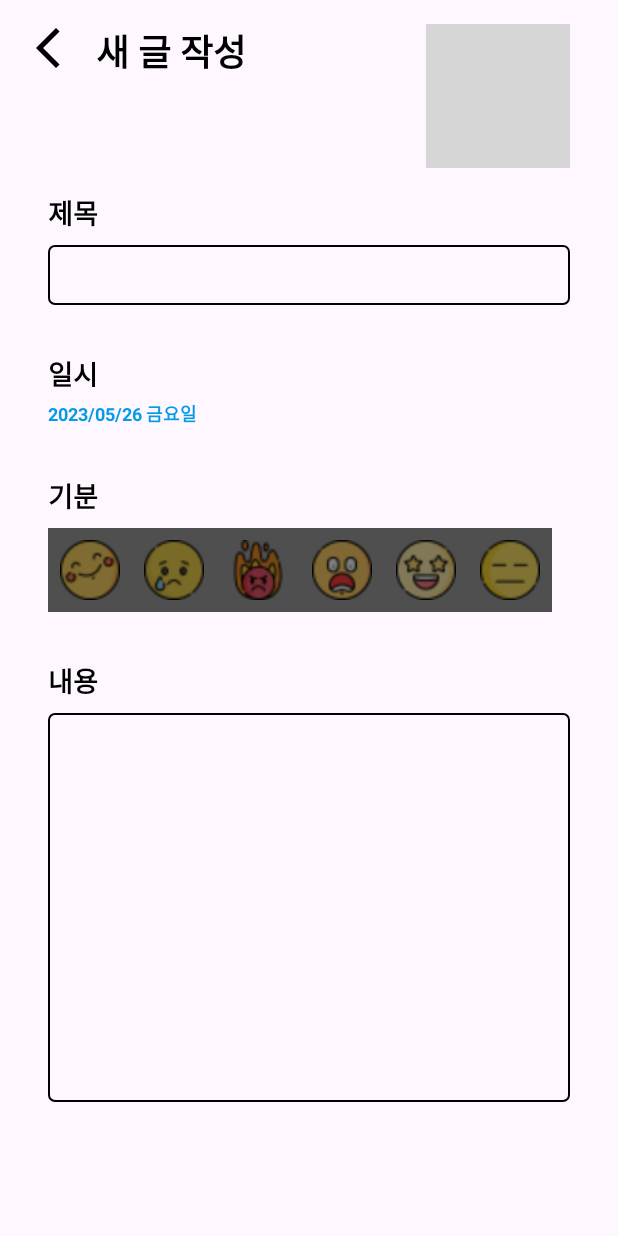
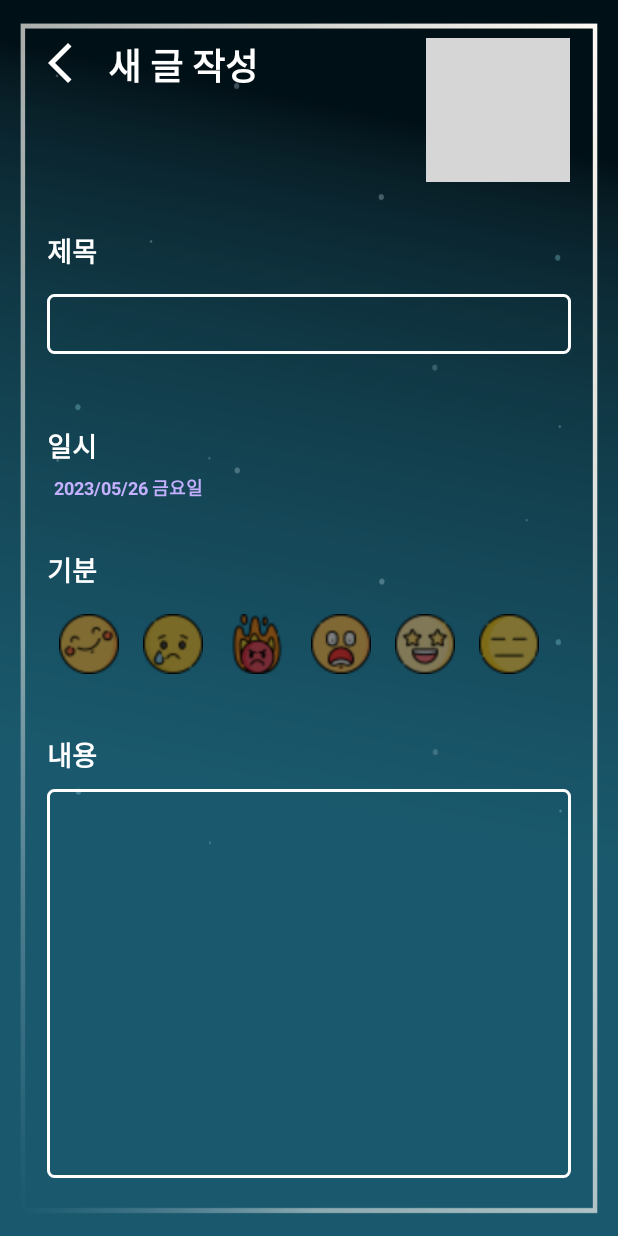
Before and after one commit to Baeju0/DreamDiary, an Android app: the DiaryDetailActivity screen opened directly, with no data from a screen before it, on a phone screen of 412 x 824 dp. Run offline under Robolectric (Android 15) with nearby library versions, the phone set to English and light mode, and no system bars; grey boxes are pictures that could not be loaded.

Commit message:
ãAdd Design

```diff
--- a/app/src/main/res/drawable/shape_input_field.xml
+++ b/app/src/main/res/drawable/shape_input_field.xml
@@ -5,7 +5,7 @@
     android:shape="rectangle">
 
     <!-- 선의 굵기, 색상 -->
-    <stroke android:width="1.5dp" android:color="@color/black"/>
+    <stroke android:width="2dp" android:color="@color/white"/>
 
     <!-- 모서리 라운딩 처리 -->
     <corners android:radius="4dp"/>
--- a/app/src/main/res/layout/activity_diary_detail.xml
+++ b/app/src/main/res/layout/activity_diary_detail.xml
@@ -4,14 +4,15 @@
     xmlns:tools="http://schemas.android.com/tools"
     android:layout_width="match_parent"
     android:layout_height="match_parent"
-    android:layout_margin="16dp"
     android:orientation="vertical"
+    android:background="@drawable/bg"
     tools:context=".DiaryDetailActivity">
 
     <!-- HEADER 영역 -->
     <LinearLayout
         android:layout_width="match_parent"
         android:layout_height="wrap_content"
+        android:layout_margin="16dp"
         android:orientation="horizontal">
 
         <!-- 뒤로 가기 버튼 -->
@@ -19,8 +20,10 @@
             android:id="@+id/iv_back"
             android:layout_width="wrap_content"
             android:layout_height="wrap_content"
+            android:layout_marginTop="10dp"
+            android:layout_marginLeft="8dp"
             android:src="@drawable/img_back"
-            app:tint="@color/black"/>
+            app:tint="@color/white"/>
 
         <!-- 현재 화면 Title -->
         <TextView
@@ -28,8 +31,9 @@
             android:layout_width="wrap_content"
             android:layout_height="wrap_content"
             android:layout_marginLeft="16dp"
+            android:layout_marginTop="9dp"
             android:textSize="24sp"
-            android:textColor="@color/black"
+            android:textColor="@color/white"
             android:textStyle="bold"
             android:text="새 글 작성"/>
 
@@ -45,6 +49,7 @@
             android:layout_width="wrap_content"
             android:layout_height="wrap_content"
             android:layout_marginRight="16dp"
+            android:layout_marginTop="9dp"
             android:src="@drawable/img_check"
             app:tint="#43a047"/>
 
@@ -61,9 +66,10 @@
             android:layout_width="wrap_content"
             android:layout_height="wrap_content"
             android:text="제목"
+            android:layout_marginLeft="15dp"
             android:textSize="18sp"
             android:textStyle="bold"
-            android:textColor="@color/black"/>
+            android:textColor="@color/white"/>
 
 <!--        사용자에게 입력을 받은 Input 영역-->
         <EditText
@@ -71,11 +77,12 @@
             android:layout_width="match_parent"
             android:layout_height="40dp"
             android:textSize="14sp"
-            android:textColor="@color/black"
+            android:textColor="@color/white"
             android:layout_marginTop="8dp"
             android:singleLine="true"
             android:maxLines="1"
             android:maxLength="20"
+            android:layout_margin="15dp"
             android:padding="8dp"
             android:background="@drawable/shape_input_field"/>
 
@@ -91,18 +98,20 @@
         <TextView
             android:layout_width="wrap_content"
             android:layout_height="wrap_content"
+            android:layout_marginLeft="15dp"
             android:text="일시"
             android:textSize="18sp"
             android:textStyle="bold"
-            android:textColor="@color/black"/>
+            android:textColor="@color/white"/>
 
         <TextView
             android:id="@+id/tv_date"
             android:layout_width="wrap_content"
             android:layout_height="wrap_content"
-            android:layout_marginTop="4dp"
+            android:layout_marginTop="5dp"
+            android:layout_marginLeft="20dp"
             android:text="2023/05/23 화요일"
-            android:textColor="#039be5"
+            android:textColor="#C4B0FF"
             android:textStyle="bold"
             android:textSize="12sp"/>
 
@@ -119,9 +128,10 @@
             android:layout_width="wrap_content"
             android:layout_height="wrap_content"
             android:text="기분"
+            android:layout_marginLeft="15dp"
             android:textSize="18sp"
             android:textStyle="bold"
-            android:textColor="@color/black"/>
+            android:textColor="@color/white"/>
 
             <!-- Radio 버튼 만들기-->
         <RadioGroup
@@ -129,9 +139,9 @@
             android:layout_width="wrap_content"
             android:layout_height="wrap_content"
             android:layout_marginTop="8dp"
+            android:layout_marginLeft="15dp"
             android:orientation="horizontal"
-            android:padding="8dp"
-            android:background="#504f4f">
+            android:padding="8dp">
 
 <!--        (0:행복 1:슬픔 2:분노 3:두려움 4:들뜸 5:평온)-->
             <RadioButton
@@ -190,10 +200,11 @@
         <TextView
             android:layout_width="wrap_content"
             android:layout_height="wrap_content"
+            android:layout_marginLeft="15dp"
             android:text="내용"
             android:textSize="18sp"
             android:textStyle="bold"
-            android:textColor="@color/black"/>
+            android:textColor="@color/white"/>
 
         <EditText
             android:id="@+id/et_content"
@@ -208,8 +219,11 @@
             android:scrollHorizontally="false"
             android:overScrollMode="always"
             android:textSize="14sp"
-            android:textColor="@color/black"
-            android:layout_marginTop="8dp"
+            android:textColor="@color/white"
+            android:layout_marginTop="9dp"
+            android:layout_marginLeft="15dp"
+            android:layout_marginRight="15dp"
+            android:layout_marginBottom="15dp"
             android:singleLine="true"
             android:padding="8dp"
             android:background="@drawable/shape_input_field"/>
@@ -217,4 +231,5 @@
 
     </LinearLayout>
 
+
 </LinearLayout>
--- a/app/src/main/res/layout/activity_main.xml
+++ b/app/src/main/res/layout/activity_main.xml
@@ -4,6 +4,7 @@
     xmlns:tools="http://schemas.android.com/tools"
     android:layout_width="match_parent"
     android:layout_height="match_parent"
+    android:background="@drawable/bgm"
     tools:context=".MainActivity">
 
 <!--    계층 별 레이아웃( orientation(vertical: 수직, horizontal 수평) 방향으로 쌓아 나감  -->
@@ -17,20 +18,20 @@
             android:layout_width="match_parent"
             android:layout_height="wrap_content"
             android:gravity="center"
-            android:layout_marginTop="20dp"
+            android:layout_marginTop="40dp"
             android:orientation="horizontal">
 
             <ImageView
                 android:layout_width="30dp"
                 android:layout_height="30dp"
-                android:src="@drawable/moon"/>
+                android:src="@drawable/stars"/>
 
             <TextView
                 android:layout_width="wrap_content"
                 android:layout_height="wrap_content"
                 android:text="Dream Diary"
                 android:layout_marginLeft="4dp"
-                android:textColor="@color/black"
+                android:textColor="@color/white"
                 android:textSize="25sp"
                 android:textStyle="bold|italic"/>
 
@@ -59,7 +60,7 @@
         android:layout_marginRight="24dp"
         android:layout_marginBottom="24dp"
         android:src="@drawable/pen"
-        android:backgroundTint="#448aff"
+        android:backgroundTint="#E5D85C"
         app:tint="@color/white"/>
 
 </FrameLayout>
--- a/app/src/main/res/layout/list_item_diary.xml
+++ b/app/src/main/res/layout/list_item_diary.xml
@@ -26,7 +26,7 @@
             android:layout_height="wrap_content"
             android:layout_marginStart="16dp"
             android:textSize="18sp"
-            android:textColor="@color/black"
+            android:textColor="@color/white"
             android:text="다이어리 제목"/>
 
 
@@ -44,6 +44,7 @@
             android:layout_width="wrap_content"
             android:layout_height="wrap_content"
             android:layout_marginEnd="8dp"
+            android:textColor="#BDBDBD"
             android:text="2023/05/21/일요일"
             android:textSize="12sp"/>
     </LinearLayout>
```
Also changed, not shown: app/src/main/res/drawable/bg.png (added), app/src/main/res/drawable/bgm.png (added), app/src/main/res/drawable/stars.png (added).
